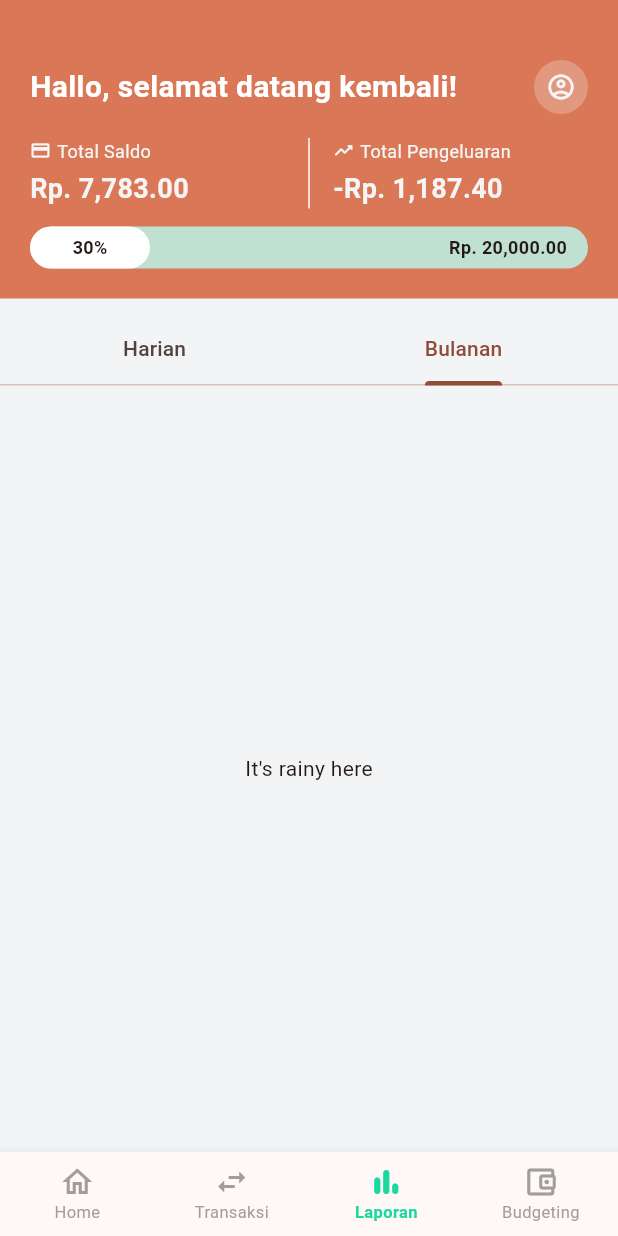
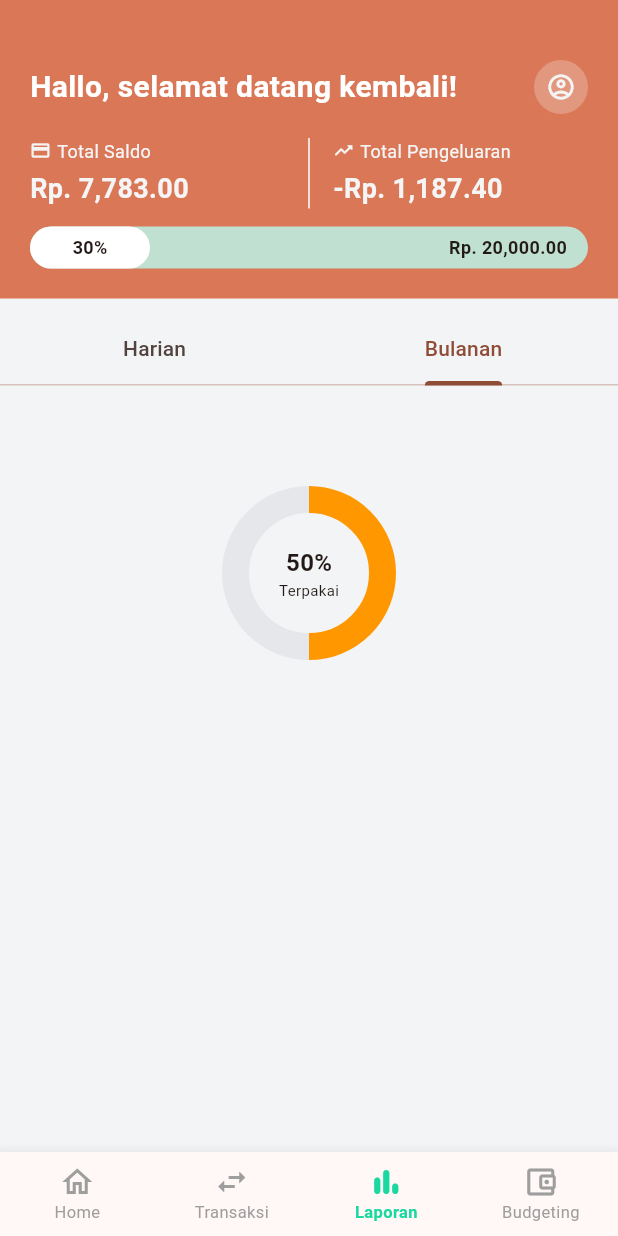
Before and after one commit to Endraagustino22/pencatatan-keuangan-app, a Flutter app: the screen it shows after launch, item 3 of the bottom bar chosen, on a phone screen of 412 x 824 dp. Run offline on Flutter 3.47's test engine with Material 3 defaults, Android fonts, the light colour scheme and no system bars; drawn by our look-alikes of fl_chart.

Commit message:
feat: add ChartPengeluaran widget

```diff
--- a/lib/screen/laporan/laporan_screen.dart
+++ b/lib/screen/laporan/laporan_screen.dart
@@ -17,6 +17,7 @@ class _LaporanScreenWidgetState extends State<LaporanScreenWidget> {
           SaldoSummaryWidget(),
           SizedBox(height: 10),
           TabBarLaporan(),
+
       ],
     );
   }
--- /dev/null
+++ b/lib/screen/laporan/widgets/chart_pengeluaran.dart
@@ -0,0 +1,79 @@
+import 'package:fl_chart/fl_chart.dart';
+import 'package:flutter/material.dart';
+
+class ChartPengeluaran extends StatelessWidget {
+  final double budget;
+  final double used;
+
+  const ChartPengeluaran({super.key, required this.budget, required this.used});
+
+  @override
+  Widget build(BuildContext context) {
+    final percentage = (used / budget * 100).clamp(0, 100).toDouble();
+
+    return Center(
+      child: SizedBox(
+        width: 140,
+        height: 140,
+        child: Stack(
+          alignment: Alignment.center,
+          children: [
+            PieChart(
+              PieChartData(
+                startDegreeOffset: -90,
+                sectionsSpace: 0,
+                centerSpaceRadius: 40,
+                sections: _sections(percentage),
+              ),
+            ),
+
+            Column(
+              mainAxisSize: MainAxisSize.min,
+              children: [
+                Text(
+                  "${percentage.toStringAsFixed(0)}%",
+                  style: const TextStyle(
+                    fontSize: 16,
+                    fontWeight: FontWeight.bold,
+                  ),
+                ),
+                const Text("Terpakai", style: TextStyle(fontSize: 10)),
+              ],
+            ),
+          ],
+        ),
+      ),
+    );
+  }
+
+  List<PieChartSectionData> _sections(double percentage) {
+    return [
+      /// TERPAKAI
+      PieChartSectionData(
+        value: percentage,
+        color: _getColor(percentage),
+        radius: 18,
+        showTitle: false,
+      ),
+
+      /// SISA
+      PieChartSectionData(
+        value: 100 - percentage,
+        color: const Color(0xFFE5E7EB),
+        radius: 18,
+        showTitle: false,
+      ),
+    ];
+  }
+
+  /// warna berubah sesuai pemakaian
+  Color _getColor(double percent) {
+    if (percent < 50) {
+      return Colors.green;
+    } else if (percent < 80) {
+      return Colors.orange;
+    } else {
+      return Colors.red;
+    }
+  }
+}
--- a/lib/screen/laporan/widgets/tab_view.dart
+++ b/lib/screen/laporan/widgets/tab_view.dart
@@ -1,4 +1,5 @@
 import 'package:flutter/material.dart';
+import 'package:pencatatan_keuangan_app/screen/laporan/widgets/chart_pengeluaran.dart';
 
 class TabBarLaporan extends StatelessWidget {
   const TabBarLaporan({super.key});
@@ -13,15 +14,21 @@ class TabBarLaporan extends StatelessWidget {
           children: [
             TabBar(
               tabs: <Widget>[
-                Tab(text: "Harian",),
-                Tab(text: "Bulanan",),
+                Tab(text: "Harian"),
+                Tab(text: "Bulanan"),
               ],
             ),
-            Expanded(
+            SizedBox(
+              height: 250,
+              width: 250,
               child: TabBarView(
                 children: <Widget>[
-                  Center(child: Text("It's cloudy here")),
-                  Center(child: Text("It's rainy here")),
+                  Center(
+                    child: ChartPengeluaran(budget: 1000000, used: 750000),
+                  ),
+                  Center(
+                    child: ChartPengeluaran(budget: 1000000, used: 500000),
+                  ),
                 ],
               ),
             ),
```
